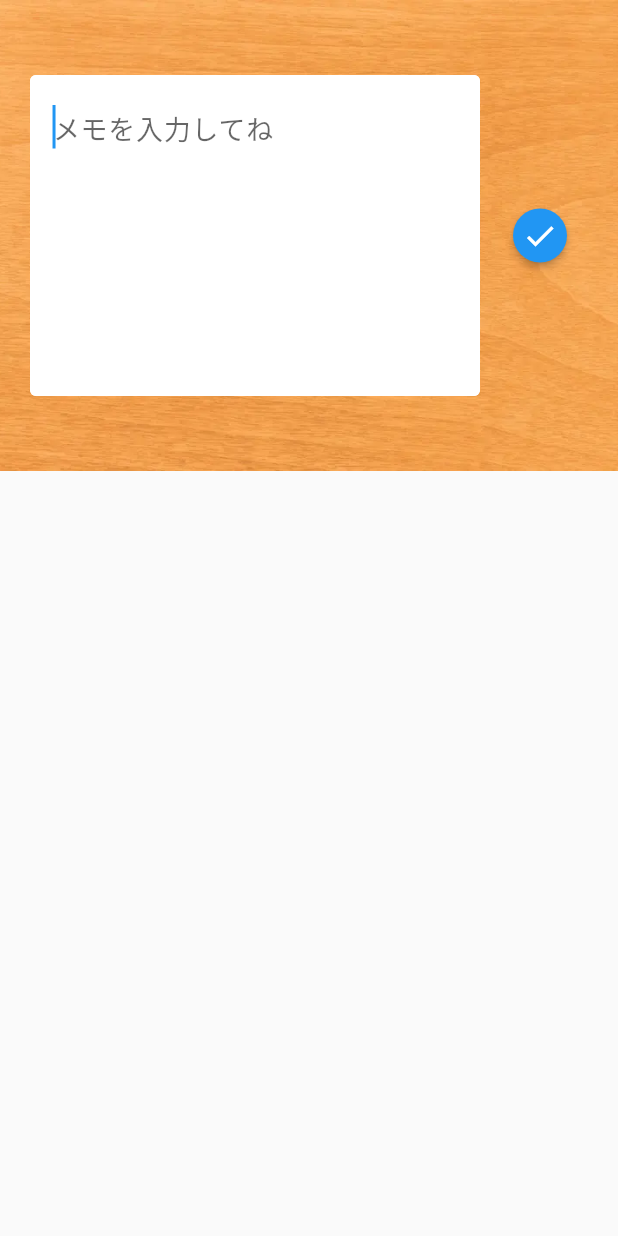
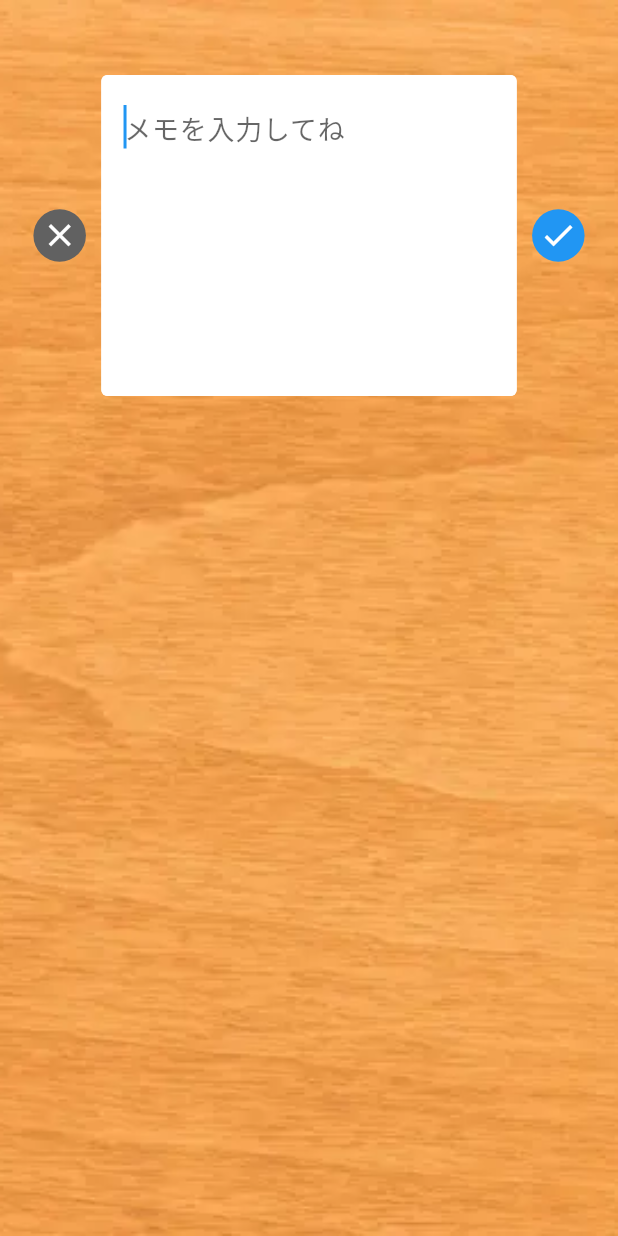
Before and after one commit to myzw1030/memo_app, a Flutter app: the MemoInputPage screen opened by its route, on a phone screen of 412 x 824 dp. Run offline on Flutter 3.47's test engine with Material 2 defaults, Android fonts, the phone set to English and light mode, and no system bars; our stand-ins replace flutter_slidable, font_awesome_flutter, shared_preferences; accounts and stored records are empty.

Commit message:
input_page修正

```diff
--- a/lib/component/card_button.dart
+++ b/lib/component/card_button.dart
@@ -18,16 +18,14 @@ class CardButton extends StatelessWidget {
         width: double.infinity,
         decoration: BoxDecoration(
           color: color,
-          borderRadius: BorderRadius.circular(40.0),
+          shape: BoxShape.circle,
         ),
         child: Padding(
-          padding: const EdgeInsets.all(10.0),
-          child: Center(
-            child: Icon(
-              icon,
-              size: 30.0,
-              color: Colors.white,
-            ),
+          padding: const EdgeInsets.all(5.0),
+          child: Icon(
+            icon,
+            size: 25.0,
+            color: Colors.white,
           ),
         ),
       ),
--- a/lib/utils/constants.dart
+++ b/lib/utils/constants.dart
@@ -1,4 +1,10 @@
-// import 'package:flutter/material.dart';
+import 'package:flutter/material.dart';
 
 // key を用意
 const kTitleKey = 'name';
+
+const kCardTextStyle = TextStyle(
+  fontSize: 18.0,
+  letterSpacing: 0.5,
+  height: 1.6,
+);
--- a/lib/utils/memo_list_store.dart
+++ b/lib/utils/memo_list_store.dart
@@ -8,7 +8,7 @@ class MemoListStore {
   final String _saveKey = 'Memo';
 
   // Memoリスト
-  List<Memo> _list = [];
+  List<Memo> _list = [Memo(0, '')];
 
   // ストアのインスタンス
   static final MemoListStore _instance = MemoListStore._internal();
--- a/lib/view/home_page.dart
+++ b/lib/view/home_page.dart
@@ -1,4 +1,5 @@
 import 'package:flutter/material.dart';
+import 'package:memo_app/utils/constants.dart';
 import 'package:memo_app/utils/memo_list_store.dart';
 import 'package:memo_app/view/memo_input_page.dart';
 import 'package:memo_app/utils/memo.dart';
@@ -111,11 +112,7 @@ class _HomePageState extends State<HomePage> {
                         child: SingleChildScrollView(
                           child: Text(
                             item.text,
-                            style: const TextStyle(
-                              fontSize: 18.0,
-                              letterSpacing: 0.5,
-                              height: 1.6,
-                            ),
+                            style: kCardTextStyle,
                           ),
                         ),
                       ),
@@ -131,7 +128,9 @@ class _HomePageState extends State<HomePage> {
       floatingActionButton: FloatingActionButton(
         // Todo追加画面に遷移する
         onPressed: _pushMemoInputPage,
-        child: const Icon(Icons.add),
+        child: const Icon(
+          FontAwesomeIcons.solidPenToSquare,
+        ),
       ),
     );
   }
--- a/lib/view/memo_input_page.dart
+++ b/lib/view/memo_input_page.dart
@@ -1,4 +1,6 @@
 import 'package:flutter/material.dart';
+import 'package:memo_app/component/card_button.dart';
+import 'package:memo_app/utils/constants.dart';
 import 'package:memo_app/utils/memo_list_store.dart';
 import 'package:memo_app/utils/memo.dart';
 
@@ -14,6 +16,8 @@ class MemoInputPage extends StatefulWidget {
   @override
   State<MemoInputPage> createState() => _MemoInputPageState();
 }
+
+Color kMemoColor = Colors.white;
 // 役割
 // メモの追加/更新
 // メモリスト画面へ戻る
@@ -51,29 +55,41 @@ class _MemoInputPageState extends State<MemoInputPage> {
                 fit: BoxFit.cover,
               ),
             ),
-            Container(
+            Center(
+              child: Container(
+                alignment: Alignment.topCenter,
                 padding: const EdgeInsets.symmetric(
                   vertical: 50.0,
                   horizontal: 20.0,
                 ),
                 child: Row(
+                  mainAxisAlignment: MainAxisAlignment.start,
                   children: <Widget>[
                     Expanded(
-                    // flex: 5,
+                      child: CardButton(
+                        color: Colors.grey.shade700,
+                        press: () {
+                          // メモリスト画面へ戻る
+                          Navigator.of(context).pop();
+                        },
+                        icon: Icons.close,
+                      ),
+                    ),
+                    const SizedBox(
+                      width: 8.0,
+                    ),
+                    Expanded(
+                      flex: 7,
                       child: TextField(
                         keyboardType: TextInputType.multiline,
                         autofocus: true,
                         maxLines: null,
                         minLines: 6,
-                      style: const TextStyle(
-                        fontSize: 18.0,
-                        letterSpacing: 0.5,
-                        height: 1.6,
-                      ),
+                        style: kCardTextStyle,
                         decoration: InputDecoration(
                           errorText: _validate ? 'メモがないよ！' : null,
                           filled: true,
-                        fillColor: Colors.white,
+                          fillColor: kMemoColor,
                           hintText: 'メモを入力してね',
                           enabledBorder: const OutlineInputBorder(
                             borderSide: BorderSide(
@@ -99,11 +115,10 @@ class _MemoInputPageState extends State<MemoInputPage> {
                     const SizedBox(
                       width: 8.0,
                     ),
-                  ElevatedButton(
-                    style: ElevatedButton.styleFrom(
-                      shape: const CircleBorder(),
-                    ),
-                    onPressed: () {
+                    Expanded(
+                      child: CardButton(
+                        color: Colors.blue,
+                        press: () {
                           // メモが空ならチェック
                           if (_text.isEmpty) {
                             _validate = true;
@@ -117,15 +132,39 @@ class _MemoInputPageState extends State<MemoInputPage> {
                             // メモを更新
                             _store.update(widget.memo!, _text);
                           }
-
                           // メモリスト画面へ戻る
                           Navigator.of(context).pop();
                         },
-                    child: const Icon(
-                      Icons.check,
+                        icon: Icons.check,
                       ),
                     ),
+                    // ElevatedButton(
+                    //   style: ElevatedButton.styleFrom(
+                    //     shape: const CircleBorder(),
+                    //   ),
+                    //   onPressed: () {
+                    //     // メモが空ならチェック
+                    //     if (_text.isEmpty) {
+                    //       _validate = true;
+                    //       setState(() {});
+                    //       return;
+                    //     }
+                    //     if (_isCreateMemo) {
+                    //       // メモを追加
+                    //       _store.add(_text);
+                    //     } else {
+                    //       // メモを更新
+                    //       _store.update(widget.memo!, _text);
+                    //     }
+                    //     // メモリスト画面へ戻る
+                    //     Navigator.of(context).pop();
+                    //   },
+                    //   child: const Icon(
+                    //     Icons.check,
+                    //   ),
+                    // ),
                   ],
+                ),
               ),
             ),
           ],
```
Also changed, not shown: 3 other files. Lines whose indentation alone changed are shown as unchanged.
